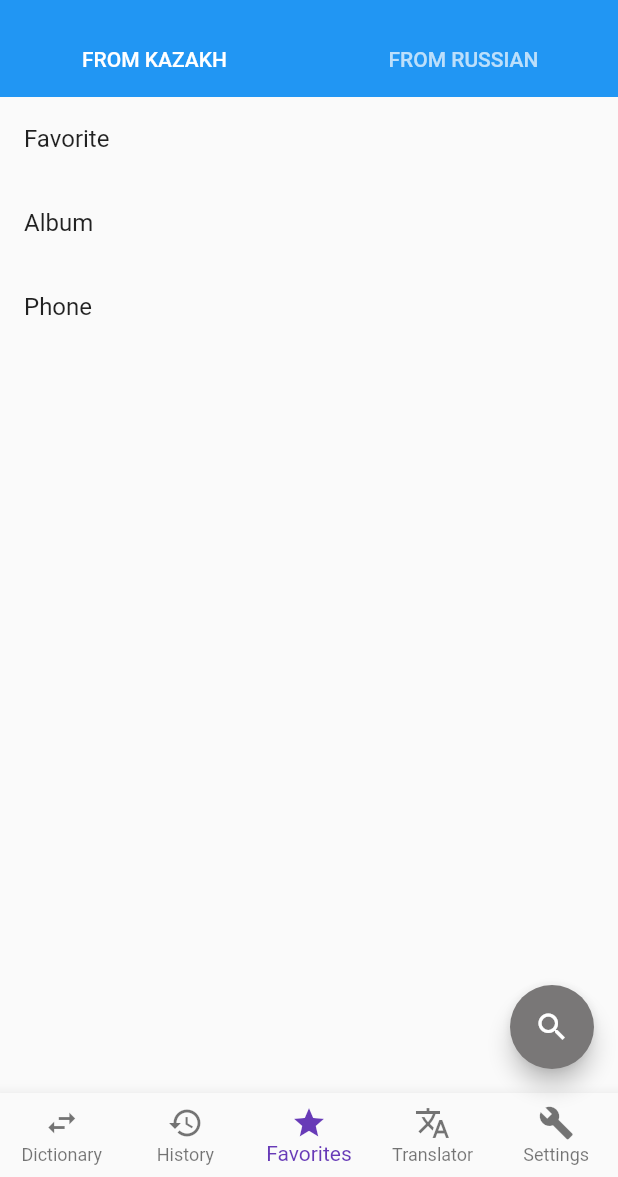
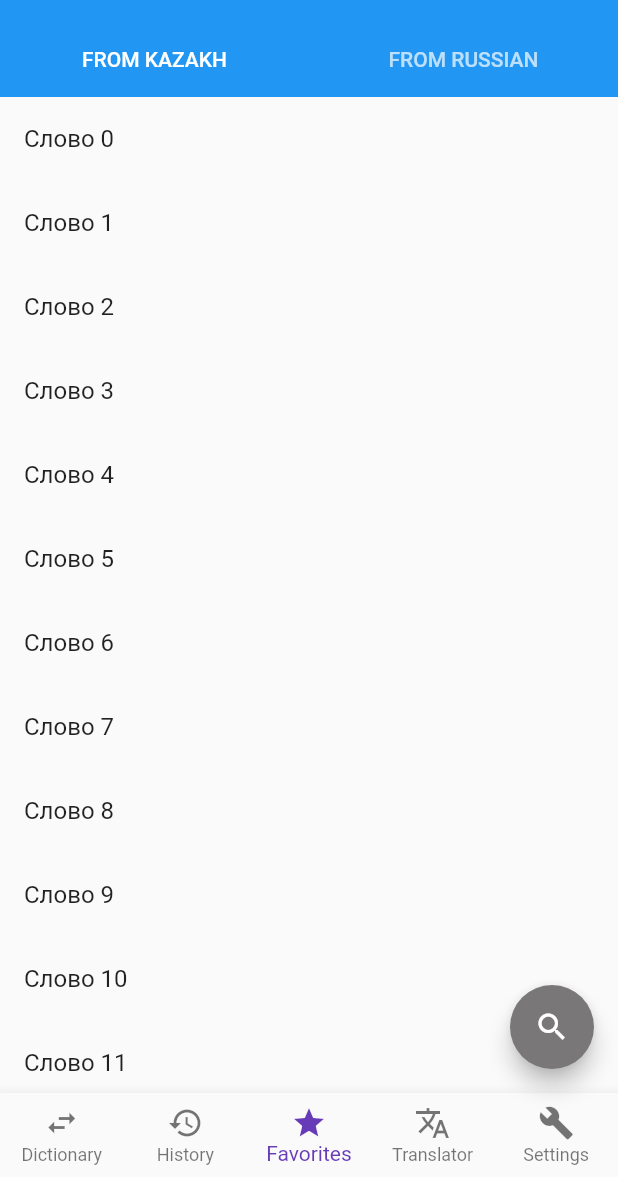
Before and after one commit to askarsyzdykov/sozdik.kz, a Flutter app: the screen it shows after launch, item 3 of the bottom bar chosen, on a phone screen of 412 x 824 dp, the part 59-1236 px from its top. Run offline on Flutter 3.47's test engine with Material 2 defaults, Android fonts, the phone set to English and light mode, and no system bars; missing offline and left inert: flutter_webview_plugin.

Commit message:
[ADDED] Word model. ListView with clickable items

```diff
--- a/lib/favorites.dart
+++ b/lib/favorites.dart
@@ -1,6 +1,25 @@
 import 'package:flutter/material.dart';
+import 'package:my_app/models/word.dart';
 
 class FavoritesScreen extends StatelessWidget {
+  final _words = [
+    Word("Слово 0", "ru", "kk"),
+    Word("Слово 1", "ru", "kk"),
+    Word("Слово 2", "ru", "kk"),
+    Word("Слово 3", "ru", "kk"),
+    Word("Слово 4", "ru", "kk"),
+    Word("Слово 5", "ru", "kk"),
+    Word("Слово 6", "ru", "kk"),
+    Word("Слово 7", "ru", "kk"),
+    Word("Слово 8", "ru", "kk"),
+    Word("Слово 9", "ru", "kk"),
+    Word("Слово 10", "ru", "kk"),
+    Word("Слово 11", "ru", "kk"),
+    Word("Слово 12", "ru", "kk"),
+    Word("Слово 13", "ru", "kk"),
+    Word("Слово 14", "ru", "kk"),
+  ];
+
   @override
   Widget build(BuildContext context) {
     return DefaultTabController(
@@ -21,30 +40,38 @@ class FavoritesScreen extends StatelessWidget {
         body: TabBarView(
           children: [
             Tab(
-              child: ListView(children: <Widget>[
-                ListTile(
-                  title: Text('Favorite'),
-                ),
-                ListTile(
-                  title: Text('Album'),
-                ),
-                ListTile(
-                  title: Text('Phone'),
-                )
-              ]),
+              child: ListView.builder(
+                itemCount: _words.length,
+                itemBuilder: (BuildContext context, int index) {
+                  return InkWell(
+                    onTap: () {
+                      Scaffold.of(context).showSnackBar(SnackBar(
+                        content: Text('Tap on ' + _words[index].toString()),
+                      ));
+                    },
+                    child: ListTile(
+                      title: Text((_words[index].toString())),
+                    ),
+                  );
+                },
+              ),
             ),
             Tab(
-              child: ListView(children: <Widget>[
-                ListTile(
-                  title: Text('Favorite'),
-                ),
-                ListTile(
-                  title: Text('Album'),
-                ),
-                ListTile(
-                  title: Text('Phone'),
-                )
-              ]),
+              child: ListView.builder(
+                itemCount: _words.length,
+                itemBuilder: (BuildContext context, int index) {
+                  return InkWell(
+                    onTap: () {
+                      Scaffold.of(context).showSnackBar(SnackBar(
+                        content: Text('Tap on ' + _words[index].toString()),
+                      ));
+                    },
+                    child: ListTile(
+                      title: Text((_words[index].toString())),
+                    ),
+                  );
+                },
+              ),
             ),
           ],
         ),
--- /dev/null
+++ b/lib/models/word.dart
@@ -0,0 +1,31 @@
+class Word {
+  String phrase;
+  String langFrom;
+  String langTo;
+  String phraseAcute;
+  String phraseIpa;
+  String _translation =
+      '<p><abbr title="средний род">ср.</abbr><br />1) <a>сөз</a><br />2) <a>сөйлеу</a>; сөйлеу қабілеті; <a>тіл</a><br />3) <a>әңгіме</a>; <a>сөз</a><br />4) <abbr title="только единственное число">только ед.</abbr> <em>(речь, выступление)</em> <a>жарыссөз</a>; <a>сөз</a> <em>(алқада айтылатын)</em><br />5) <abbr title="только единственное число">только ед.</abbr> <abbr title="устаревшее слово">уст.</abbr> <em>(повествование, рассказ)</em> <a>аңыз</a>; <a>әңгіме</a>; <a>дастан</a>; <a>жыр</a><br />6) <em>(право говорить публично)</em> <a>сөз</a> <em>(жұрт алдында сөйлеу құқығы)</em><br />7) <em>(мнение, заключение)</em> <a>қорытынды</a>; <a>пікір</a>; <a>сөз</a><br />8) <em>(обещание)</em> <a>сөз</a>; сөз беру; <a>уәде</a><br />9) <abbr title="только множественное число">только мн.</abbr> <em>(текст к песне)</em> өлеңнің мәтіні; <a>жыр</a>; <a>өлең</a><br />10) <abbr title="множественное число">мн.</abbr> <abbr title="неодобрительно">неодобр.</abbr> <em>(болтовня)</em> мағынасыз сөз; мылжың сөз<br />11)<br /><br /><abbr title="синонимы">син.</abbr> <syn>гарантия</syn>, <syn>зарок</syn>, <syn>клятва</syn>, <syn>обет</syn>, <syn>обещание</syn>, <syn>обязательство</syn>, <syn>порука</syn>, <syn>поручительство</syn>, <syn>посул</syn>, <syn>присяга</syn>, <syn>ручательство</syn></p>';
+  int favourite;
+  String audioHash;
+  String urlShort;
+  BigInt translatedAt;
+  List<String> similarPhrases;
+
+  Word(this.phrase, this.langFrom, this.langTo);
+
+  String getTranslation() {
+    var result =
+        _translation.replaceAllMapped(RegExp(r'(<a>)(.*?)(</a>)'), (match) {
+      return '"<a href="/dictionary/translate/$langTo/$langFrom/${match.group(2)}/">${match.group(2)}</a>"';
+    });
+    return result.replaceAllMapped(RegExp(r'(<syn>)(\w+)(</syn>)'), (match) {
+      return '"<a href="/dictionary/translate/$langFrom/$langTo/${match.group(2)}/">${match.group(2)}</a>"';
+    });
+  }
+
+  @override
+  String toString() {
+    return phrase;
+  }
+}
```
